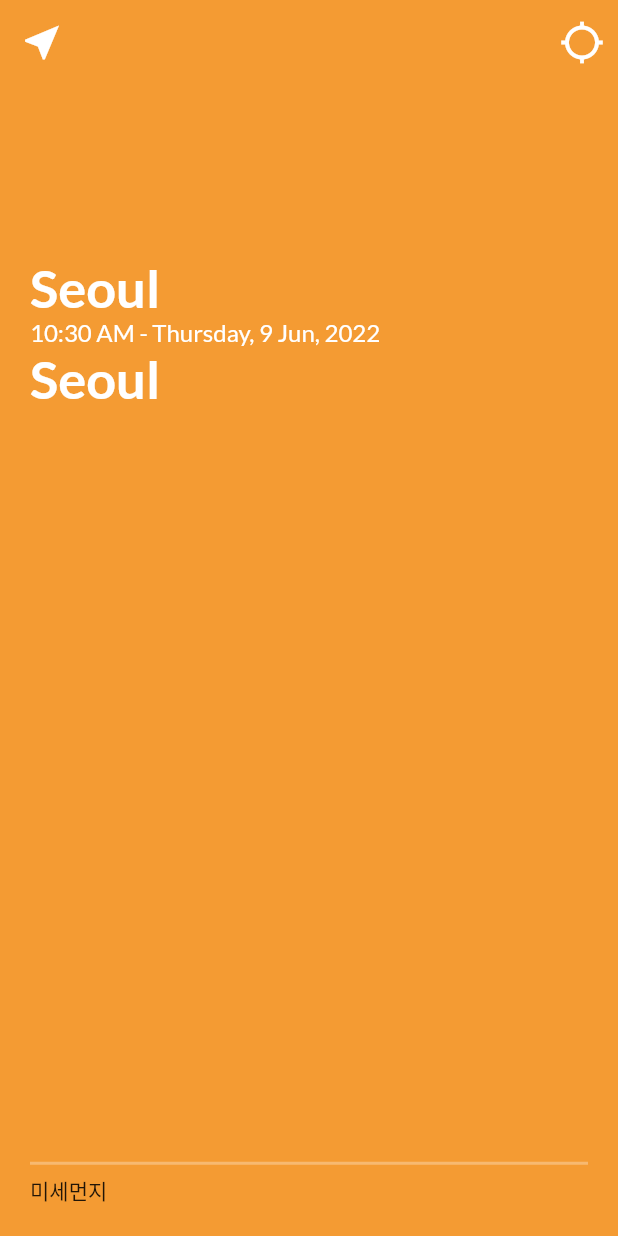
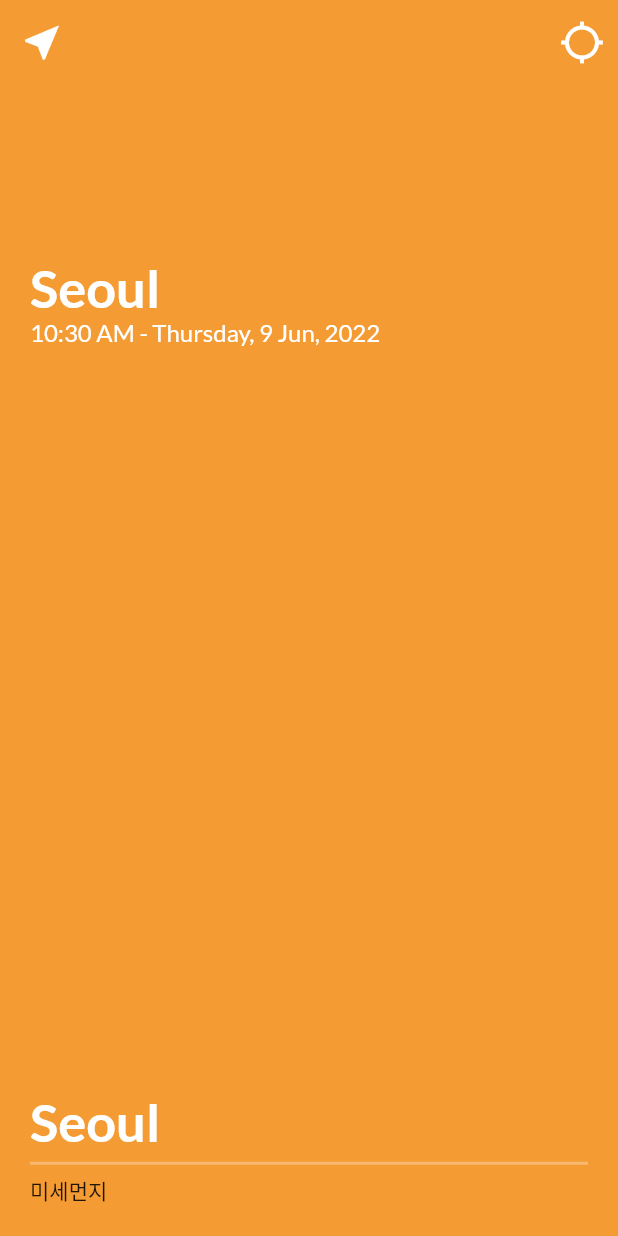
Before and after one commit to yeyoung8805/Flutter_weather_app, a Flutter app: the WeatherScreen screen opened directly, on a phone screen of 412 x 824 dp. Run offline on Flutter 3.47's test engine with Material 2 defaults, Android fonts, the phone set to English and light mode, and no system bars; our stand-ins replace flutter_svg, geolocator, google_fonts, timer_builder; network calls fail; statements that could not run were skipped.

Commit message:
wrap with widget(=Expanded)

```diff
--- a/lib/screens/weather_screen.dart
+++ b/lib/screens/weather_screen.dart
@@ -74,7 +74,9 @@ class _WeatherScreenState extends State<WeatherScreen> {
               child: Column(
                 mainAxisAlignment: MainAxisAlignment.spaceBetween,
                 children: [
-                  Column(
+                  Expanded(
+                    child: Column(
+                      mainAxisAlignment: MainAxisAlignment.spaceBetween,
                       crossAxisAlignment: CrossAxisAlignment.start,
                       children: [
                         Column(
@@ -138,6 +140,7 @@ class _WeatherScreenState extends State<WeatherScreen> {
                         ),
                       ],
                     ),
+                  ),
                   Column(
                     children: [
                       const Divider(
```
Lines whose indentation alone changed are shown as unchanged.
